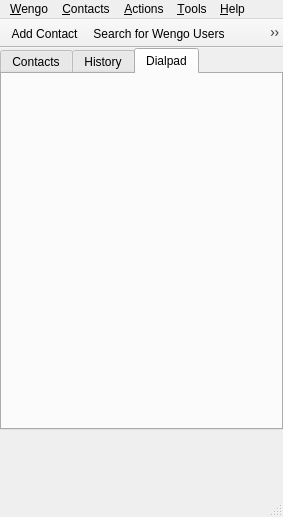
Before: the Qt Designer form wengophone/src/presentation/qt/WengoPhoneWindow.ui in tkrotoff/WengoPhone, drawn with Qt 5.
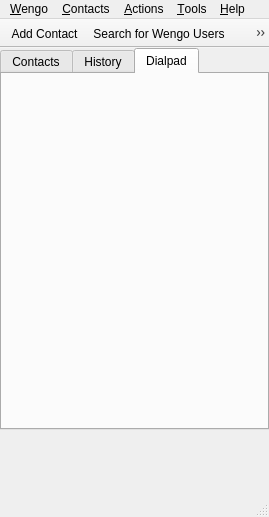
After: the same form once the commit is applied. Icons and pictures are not drawn.

Diff of the .ui file:
```diff
--- a/wengophone/src/presentation/qt/WengoPhoneWindow.ui
+++ b/wengophone/src/presentation/qt/WengoPhoneWindow.ui
@@ -8,7 +8,7 @@
    <rect>
     <x>0</x>
     <y>0</y>
-    <width>283</width>
+    <width>269</width>
     <height>517</height>
    </rect>
   </property>
@@ -128,7 +128,7 @@
     <rect>
      <x>0</x>
      <y>0</y>
-     <width>283</width>
+     <width>269</width>
      <height>29</height>
     </rect>
    </property>
@@ -211,7 +211,7 @@
     <rect>
      <x>0</x>
      <y>495</y>
-     <width>283</width>
+     <width>269</width>
      <height>22</height>
     </rect>
    </property>
```
Left out of the diff: 2 changed lines with no effect on the pictures.
